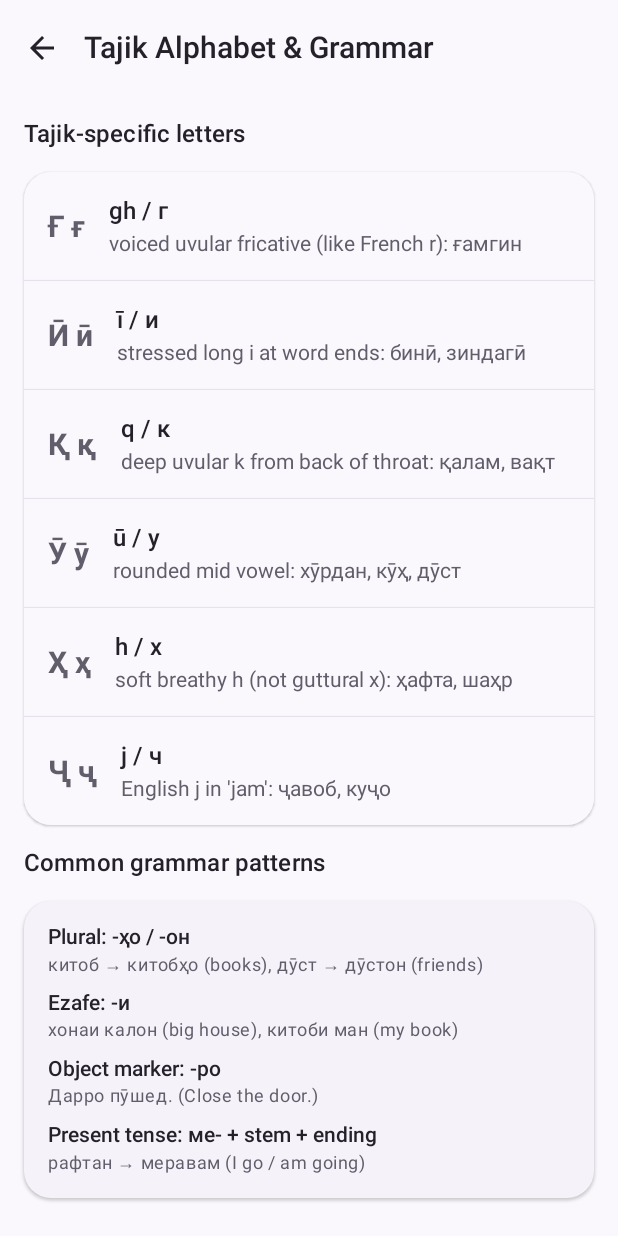
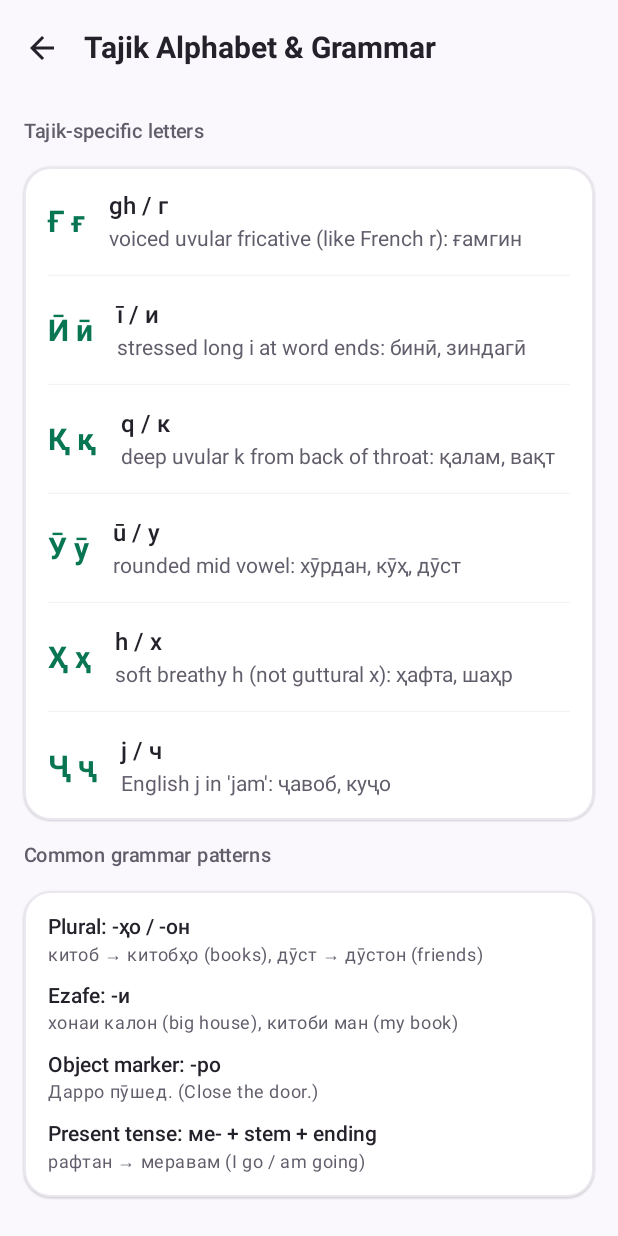
Before and after one commit to shohrukh-akhmatov/tajikdictionaryandroid, an Android app built with Jetpack Compose: the GrammarGuideScreen screen opened through its navigation route, on a phone screen of 412 x 824 dp. Run offline under Robolectric (Android 15) with nearby library versions, the phone set to English and light mode, and no system bars; network calls fail.

Commit message:
Complete Tajik/Russian localization and fix reverse-translation ranking

```diff
--- a/app/src/main/java/tj/tajikdictionary/ui/components/WordRow.kt
+++ b/app/src/main/java/tj/tajikdictionary/ui/components/WordRow.kt
@@ -53,7 +53,7 @@ fun WordRow(
                     maxLines = 1,
                     overflow = TextOverflow.Ellipsis,
                 )
-                pos?.let { PosBadge(it.label) }
+                pos?.let { PosBadge(it.localizedLabel()) }
             }
             if (preview.isNotEmpty()) {
                 Text(
--- a/app/src/main/java/tj/tajikdictionary/ui/search/SearchScreen.kt
+++ b/app/src/main/java/tj/tajikdictionary/ui/search/SearchScreen.kt
@@ -68,6 +68,8 @@ import tj.tajikdictionary.ui.components.PosBadge
 import tj.tajikdictionary.ui.components.SectionHeader
 import tj.tajikdictionary.ui.components.TajikLettersRow
 import tj.tajikdictionary.ui.components.WordRow
+import tj.tajikdictionary.ui.components.localizedLabel
+import tj.tajikdictionary.ui.components.localizedTopicName
 import tj.tajikdictionary.ui.components.rememberTtsSpeaker
 
 private enum class SearchViewState {
@@ -428,7 +430,7 @@ private fun TopicPill(
             verticalAlignment = Alignment.CenterVertically,
         ) {
             Text(
-                text = topic.replaceFirstChar { it.uppercase() },
+                text = localizedTopicName(topic),
                 style = MaterialTheme.typography.labelLarge,
                 color = MaterialTheme.colorScheme.onSurface,
             )
@@ -519,7 +521,7 @@ private fun WordOfTheDayCard(
                             style = MaterialTheme.typography.headlineMedium,
                             color = MaterialTheme.colorScheme.onSurface,
                         )
-                        item.entry.pos?.let { PosBadge(it.label) }
+                        item.entry.pos?.let { PosBadge(it.localizedLabel()) }
                     }
                     if (item.entry.language == Language.TAJIK) {
                         val latin = TajikTransliterator.toLatin(item.entry.headword)
--- a/app/src/main/java/tj/tajikdictionary/ui/search/TopicEntriesScreen.kt
+++ b/app/src/main/java/tj/tajikdictionary/ui/search/TopicEntriesScreen.kt
@@ -35,6 +35,7 @@ import tj.tajikdictionary.domain.model.DictionaryMode
 import tj.tajikdictionary.domain.model.SearchResult
 import tj.tajikdictionary.ui.components.AppCard
 import tj.tajikdictionary.ui.components.WordRow
+import tj.tajikdictionary.ui.components.localizedTopicName
 
 @OptIn(ExperimentalMaterial3Api::class)
 @Composable
@@ -58,7 +59,7 @@ fun TopicEntriesScreen(
                 colors = TopAppBarDefaults.topAppBarColors(
                     containerColor = MaterialTheme.colorScheme.background,
                 ),
-                title = { Text(topic.replaceFirstChar { it.uppercase() }, fontWeight = FontWeight.Bold) },
+                title = { Text(localizedTopicName(topic), fontWeight = FontWeight.Bold) },
                 navigationIcon = {
                     IconButton(onClick = onBack) {
                         Icon(
--- a/app/src/main/java/tj/tajikdictionary/ui/settings/GrammarGuideScreen.kt
+++ b/app/src/main/java/tj/tajikdictionary/ui/settings/GrammarGuideScreen.kt
@@ -4,36 +4,45 @@ import androidx.compose.foundation.layout.Arrangement
 import androidx.compose.foundation.layout.Column
 import androidx.compose.foundation.layout.Row
 import androidx.compose.foundation.layout.fillMaxSize
-import androidx.compose.foundation.layout.fillMaxWidth
 import androidx.compose.foundation.layout.padding
 import androidx.compose.foundation.rememberScrollState
 import androidx.compose.foundation.verticalScroll
 import androidx.compose.material.icons.Icons
 import androidx.compose.material.icons.automirrored.filled.ArrowBack
-import androidx.compose.material3.ElevatedCard
 import androidx.compose.material3.ExperimentalMaterial3Api
 import androidx.compose.material3.HorizontalDivider
 import androidx.compose.material3.Icon
 import androidx.compose.material3.IconButton
 import androidx.compose.material3.ListItem
+import androidx.compose.material3.ListItemDefaults
 import androidx.compose.material3.MaterialTheme
 import androidx.compose.material3.Scaffold
 import androidx.compose.material3.Text
 import androidx.compose.material3.TopAppBar
+import androidx.compose.material3.TopAppBarDefaults
 import androidx.compose.runtime.Composable
 import androidx.compose.ui.Modifier
+import androidx.compose.ui.graphics.Color
 import androidx.compose.ui.res.stringResource
 import androidx.compose.ui.text.font.FontWeight
 import androidx.compose.ui.unit.dp
 import tj.tajikdictionary.R
+import tj.tajikdictionary.ui.components.AppCard
+import tj.tajikdictionary.ui.components.SectionHeader
 
 @OptIn(ExperimentalMaterial3Api::class)
 @Composable
 fun GrammarGuideScreen(onBack: () -> Unit) {
+    val transparentRow = ListItemDefaults.colors(containerColor = Color.Transparent)
+
     Scaffold(
+        containerColor = MaterialTheme.colorScheme.background,
         topBar = {
             TopAppBar(
-                title = { Text(stringResource(R.string.grammar_guide_title)) },
+                colors = TopAppBarDefaults.topAppBarColors(
+                    containerColor = MaterialTheme.colorScheme.background,
+                ),
+                title = { Text(stringResource(R.string.grammar_guide_title), fontWeight = FontWeight.Bold) },
                 navigationIcon = {
                     IconButton(onClick = onBack) {
                         Icon(
@@ -53,37 +62,59 @@ fun GrammarGuideScreen(onBack: () -> Unit) {
                 .padding(16.dp),
             verticalArrangement = Arrangement.spacedBy(16.dp),
         ) {
-            Text(stringResource(R.string.grammar_letters_title), style = MaterialTheme.typography.titleMedium)
-            ElevatedCard(modifier = Modifier.fillMaxWidth()) {
-                Column {
+            SectionHeader(title = stringResource(R.string.grammar_letters_title))
+            AppCard {
                 val letters = listOf(
-                        Triple("Ғ ғ", "gh / г", "voiced uvular fricative (like French r): ғамгин"),
-                        Triple("Ӣ ӣ", "ī / и", "stressed long i at word ends: бинӣ, зиндагӣ"),
-                        Triple("Қ қ", "q / к", "deep uvular k from back of throat: қалам, вақт"),
-                        Triple("Ӯ ӯ", "ū / у", "rounded mid vowel: хӯрдан, кӯҳ, дӯст"),
-                        Triple("Ҳ ҳ", "h / х", "soft breathy h (not guttural х): ҳафта, шаҳр"),
-                        Triple("Ҷ ҷ", "j / ч", "English j in 'jam': ҷавоб, куҷо"),
+                    Triple("Ғ ғ", "gh / г", stringResource(R.string.grammar_letter_gh_desc)),
+                    Triple("Ӣ ӣ", "ī / и", stringResource(R.string.grammar_letter_i_desc)),
+                    Triple("Қ қ", "q / к", stringResource(R.string.grammar_letter_q_desc)),
+                    Triple("Ӯ ӯ", "ū / у", stringResource(R.string.grammar_letter_u_desc)),
+                    Triple("Ҳ ҳ", "h / х", stringResource(R.string.grammar_letter_h_desc)),
+                    Triple("Ҷ ҷ", "j / ч", stringResource(R.string.grammar_letter_j_desc)),
                 )
                 letters.forEachIndexed { idx, (ch, fold, desc) ->
                     ListItem(
+                        colors = transparentRow,
                         leadingContent = {
-                                Text(ch, style = MaterialTheme.typography.titleLarge, fontWeight = FontWeight.Bold)
+                            Text(
+                                ch,
+                                style = MaterialTheme.typography.titleLarge,
+                                fontWeight = FontWeight.Bold,
+                                color = MaterialTheme.colorScheme.primary,
+                            )
                         },
                         headlineContent = { Text(fold, fontWeight = FontWeight.SemiBold) },
                         supportingContent = { Text(desc) },
                     )
-                        if (idx < letters.lastIndex) HorizontalDivider(thickness = 0.5.dp)
+                    if (idx < letters.lastIndex) {
+                        HorizontalDivider(
+                            thickness = 0.5.dp,
+                            color = MaterialTheme.colorScheme.outlineVariant.copy(alpha = 0.55f),
+                            modifier = Modifier.padding(horizontal = 16.dp),
+                        )
                     }
                 }
             }
 
-            Text(stringResource(R.string.grammar_patterns_title), style = MaterialTheme.typography.titleMedium)
-            ElevatedCard(modifier = Modifier.fillMaxWidth()) {
-                Column(modifier = Modifier.padding(16.dp), verticalArrangement = Arrangement.spacedBy(10.dp)) {
-                    PatternRow("Plural: -ҳо / -он", "китоб → китобҳо (books), дӯст → дӯстон (friends)")
-                    PatternRow("Ezafe: -и", "хонаи калон (big house), китоби ман (my book)")
-                    PatternRow("Object marker: -ро", "Дарро пӯшед. (Close the door.)")
-                    PatternRow("Present tense: ме- + stem + ending", "рафтан → меравам (I go / am going)")
+            SectionHeader(title = stringResource(R.string.grammar_patterns_title))
+            AppCard {
+                Column(modifier = Modifier.padding(16.dp), verticalArrangement = Arrangement.spacedBy(12.dp)) {
+                    PatternRow(
+                        stringResource(R.string.grammar_pat_plural_title),
+                        stringResource(R.string.grammar_pat_plural_ex),
+                    )
+                    PatternRow(
+                        stringResource(R.string.grammar_pat_ezafe_title),
+                        stringResource(R.string.grammar_pat_ezafe_ex),
+                    )
+                    PatternRow(
+                        stringResource(R.string.grammar_pat_obj_title),
+                        stringResource(R.string.grammar_pat_obj_ex),
+                    )
+                    PatternRow(
+                        stringResource(R.string.grammar_pat_pres_title),
+                        stringResource(R.string.grammar_pat_pres_ex),
+                    )
                 }
             }
         }
--- a/app/src/main/java/tj/tajikdictionary/ui/settings/SettingsScreen.kt
+++ b/app/src/main/java/tj/tajikdictionary/ui/settings/SettingsScreen.kt
@@ -368,7 +368,7 @@ fun SettingsScreen(
                     colors = transparentRow,
                     leadingContent = { Icon(Icons.Filled.Info, contentDescription = null, tint = MaterialTheme.colorScheme.primary) },
                     headlineContent = { Text(stringResource(R.string.app_name)) },
-                    supportingContent = { Text("v0.3.0 · Offline Tajik–Russian–English") },
+                    supportingContent = { Text(stringResource(R.string.settings_app_subtitle)) },
                 )
                 HorizontalDivider(
                     thickness = 0.5.dp,
--- a/app/src/main/java/tj/tajikdictionary/ui/study/PlacementTestScreen.kt
+++ b/app/src/main/java/tj/tajikdictionary/ui/study/PlacementTestScreen.kt
@@ -60,6 +60,7 @@ import tj.tajikdictionary.domain.model.PlacementQuestion
 import tj.tajikdictionary.domain.model.PlacementResult
 import tj.tajikdictionary.domain.model.WordGameEngine
 import tj.tajikdictionary.ui.components.LanguageTag
+import tj.tajikdictionary.ui.components.localizedLabel
 import java.util.Locale
 
 @Composable
@@ -264,7 +265,7 @@ fun PlacementTestScreen(
                                 LanguageTag(q.candidate.language)
                                 q.candidate.pos?.let { pos ->
                                     Text(
-                                        pos.code,
+                                        pos.localizedLabel(),
                                         style = MaterialTheme.typography.labelSmall,
                                         color = MaterialTheme.colorScheme.onSurfaceVariant,
                                     )
--- a/app/src/main/java/tj/tajikdictionary/ui/study/StudyScreen.kt
+++ b/app/src/main/java/tj/tajikdictionary/ui/study/StudyScreen.kt
@@ -35,6 +35,7 @@ import androidx.compose.material3.TopAppBarDefaults
 import androidx.compose.ui.draw.clip
 import tj.tajikdictionary.core.text.TajikTransliterator
 import tj.tajikdictionary.ui.components.AppCard
+import tj.tajikdictionary.ui.components.localizedTopicName
 import androidx.compose.runtime.Composable
 import androidx.compose.runtime.LaunchedEffect
 import androidx.compose.runtime.getValue
@@ -126,7 +127,7 @@ fun StudyScreen(
                 ),
                 title = {
                     Text(
-                        selectedTopic?.let { stringResource(R.string.study_topic_title, it) }
+                        selectedTopic?.let { stringResource(R.string.study_topic_title, localizedTopicName(it)) }
                             ?: stringResource(R.string.study_flashcards),
                     )
                 },
@@ -159,10 +160,11 @@ fun StudyScreen(
                     )
                 }
                 items(topics, key = { it.topic }) { topic ->
+                    val name = localizedTopicName(topic.topic)
                     AssistChip(
                         onClick = { selectedTopic = topic.topic },
                         label = {
-                            Text(if (selectedTopic == topic.topic) "✓ ${topic.topic}" else topic.topic)
+                            Text(if (selectedTopic == topic.topic) "✓ $name" else name)
                         },
                     )
                 }
--- a/app/src/main/java/tj/tajikdictionary/ui/study/WordGameScreen.kt
+++ b/app/src/main/java/tj/tajikdictionary/ui/study/WordGameScreen.kt
@@ -87,6 +87,8 @@ import tj.tajikdictionary.domain.model.WordCardCandidate
 import tj.tajikdictionary.domain.model.WordGameEngine
 import tj.tajikdictionary.ui.components.EmptyState
 import tj.tajikdictionary.ui.components.TajikLettersRow
+import tj.tajikdictionary.ui.components.localizedLabel
+import tj.tajikdictionary.ui.components.localizedTopicName
 import java.util.Locale
 import kotlin.math.max
 import kotlin.math.roundToInt
@@ -392,7 +394,7 @@ fun WordGameScreen(
         GameDeckSource.DueReviews -> stringResource(R.string.game_due_reviews_title)
         GameDeckSource.WeakWords -> stringResource(R.string.game_weak_words)
         GameDeckSource.Saved -> stringResource(R.string.tab_saved)
-        is GameDeckSource.Topic -> source.topic.replaceFirstChar { it.uppercase() }
+        is GameDeckSource.Topic -> localizedTopicName(source.topic)
     }
 
     Scaffold(
@@ -660,7 +662,7 @@ fun WordGameScreen(
                                         Text(badgeText, style = MaterialTheme.typography.labelSmall, fontWeight = FontWeight.Bold, color = badgeFg)
                                     }
                                     item.card.pos?.let {
-                                        Text(it.label, style = MaterialTheme.typography.labelMedium, color = MaterialTheme.colorScheme.onSurfaceVariant)
+                                        Text(it.localizedLabel(), style = MaterialTheme.typography.labelMedium, color = MaterialTheme.colorScheme.onSurfaceVariant)
                                     }
                                 }
 
--- a/app/src/main/res/values/strings.xml
+++ b/app/src/main/res/values/strings.xml
@@ -210,4 +210,59 @@
     <string name="detail_learning_practice_again">Practice Again</string>
     <string name="saved_count_subtitle">%1$d saved</string>
     <string name="history_count_subtitle">%1$d recent</string>
+    <string name="settings_app_subtitle">v0.3.0 · Offline Tajik–Russian–English</string>
+    <string name="game_level_badge">Lv. %1$d · %2$s</string>
+    <string name="duration_seconds">%1$ds</string>
+    <string name="duration_minutes">%1$dm</string>
+    <string name="duration_hours_minutes">%1$dh %2$dm</string>
+    <string name="pos_n">noun</string>
+    <string name="pos_v">verb</string>
+    <string name="pos_adj">adj.</string>
+    <string name="pos_adv">adv.</string>
+    <string name="pos_pron">pron.</string>
+    <string name="pos_num">num.</string>
+    <string name="pos_prep">prep.</string>
+    <string name="pos_conj">conj.</string>
+    <string name="pos_intj">interj.</string>
+    <string name="pos_part">part.</string>
+    <string name="pos_phr">phrase</string>
+    <string name="topic_adjectives">Adjectives</string>
+    <string name="topic_verbs">Verbs</string>
+    <string name="topic_nature">Nature</string>
+    <string name="topic_education">Education</string>
+    <string name="topic_time">Time</string>
+    <string name="topic_animals">Animals</string>
+    <string name="topic_food">Food</string>
+    <string name="topic_body">Body</string>
+    <string name="topic_family">Family</string>
+    <string name="topic_home">Home</string>
+    <string name="topic_travel">Travel</string>
+    <string name="topic_grammar">Grammar</string>
+    <string name="topic_colors">Colors</string>
+    <string name="topic_numbers">Numbers</string>
+    <string name="topic_pronouns">Pronouns</string>
+    <string name="topic_greetings">Greetings</string>
+    <string name="topic_language">Language</string>
+    <string name="topic_basics">Basics</string>
+    <string name="topic_abstract">Abstract</string>
+    <string name="topic_questions">Questions</string>
+    <string name="topic_places">Places</string>
+    <string name="topic_people">People</string>
+    <string name="topic_health">Health</string>
+    <string name="topic_work">Work</string>
+    <string name="topic_feelings">Feelings</string>
+    <string name="grammar_letter_gh_desc">voiced uvular fricative (like French r): ғамгин</string>
+    <string name="grammar_letter_i_desc">stressed long i at word ends: бинӣ, зиндагӣ</string>
+    <string name="grammar_letter_q_desc">deep uvular k from back of throat: қалам, вақт</string>
+    <string name="grammar_letter_u_desc">rounded mid vowel: хӯрдан, кӯҳ, дӯст</string>
+    <string name="grammar_letter_h_desc">soft breathy h (not guttural х): ҳафта, шаҳр</string>
+    <string name="grammar_letter_j_desc">English j in \'jam\': ҷавоб, куҷо</string>
+    <string name="grammar_pat_plural_title">Plural: -ҳо / -он</string>
+    <string name="grammar_pat_plural_ex">китоб → китобҳо (books), дӯст → дӯстон (friends)</string>
+    <string name="grammar_pat_ezafe_title">Ezafe: -и</string>
+    <string name="grammar_pat_ezafe_ex">хонаи калон (big house), китоби ман (my book)</string>
+    <string name="grammar_pat_obj_title">Object marker: -ро</string>
+    <string name="grammar_pat_obj_ex">Дарро пӯшед. (Close the door.)</string>
+    <string name="grammar_pat_pres_title">Present tense: ме- + stem + ending</string>
+    <string name="grammar_pat_pres_ex">рафтан → меравам (I go / am going)</string>
 </resources>
```
Also changed, not shown: app/src/main/java/tj/tajikdictionary/ui/components/LocalizedLabels.kt (added, +61 -0 lines), app/src/main/java/tj/tajikdictionary/ui/detail/EntryDetailScreen.kt (+7 -5 lines), app/src/main/java/tj/tajikdictionary/ui/study/LearnScreen.kt (+5 -3 lines), 5 other files. Lines whose indentation alone changed are shown as unchanged.
